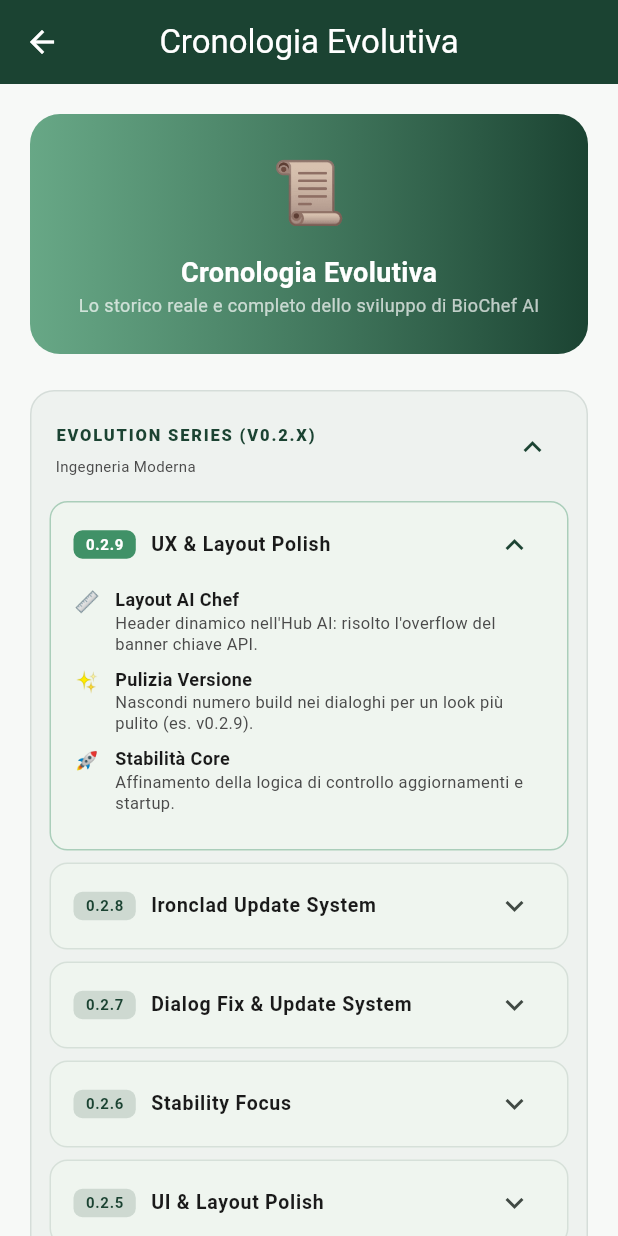
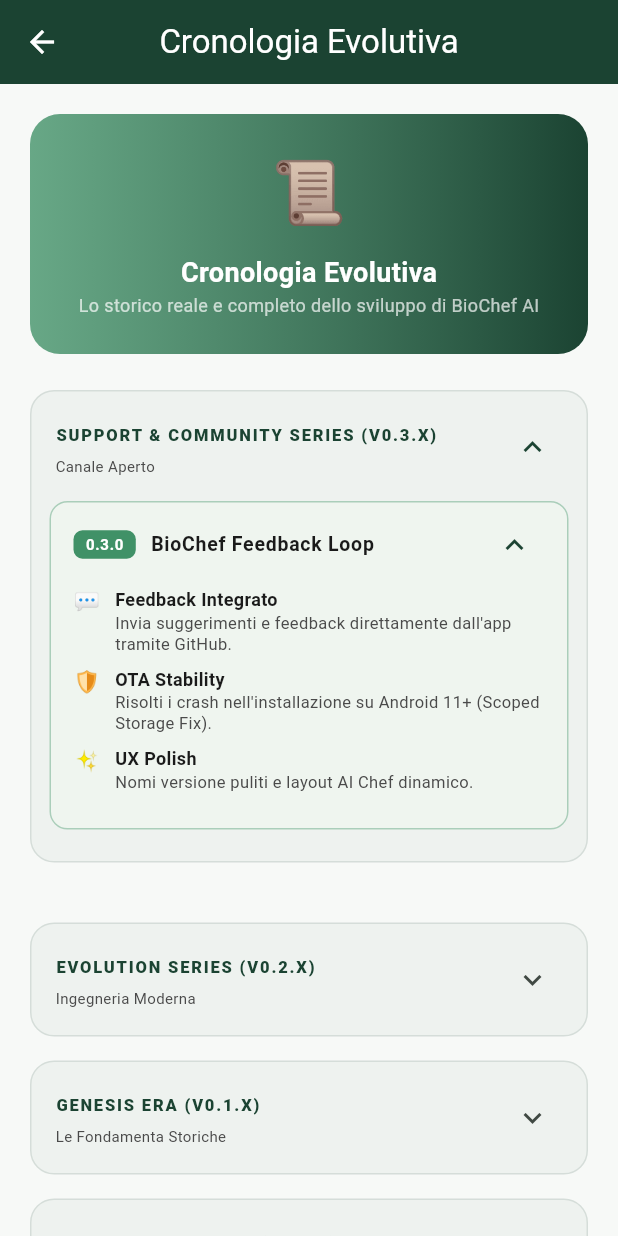
Before and after one commit to LonDave/biochef_app, a Flutter app: the SettingsScreen screen opened directly, after a tap on "Cronologia Versioni", on a phone screen of 412 x 824 dp. Run offline on Flutter 3.47's test engine with Material 3 defaults, Android fonts, the light colour scheme and no system bars; our stand-ins replace file_picker, hive, hive_flutter, package_info_plus, permission_handler, share_plus; missing offline and left inert: ota_update; accounts and stored records are empty; network calls fail.

```diff
--- a/lib/versions.dart
+++ b/lib/versions.dart
@@ -41,7 +41,30 @@
         children: [
           _buildHero(),
           const SizedBox(height: 24),
-          _buildEraGroup(context, 'Evolution Series (v0.2.x)', 'Ingegneria Moderna', true, [
+          _buildEraGroup(context, 'Support & Community Series (v0.3.x)', 'Canale Aperto', true, [
+            _buildVersionCard(context, '0.3.0', "BioChef Feedback Loop", [
+              _item(
+                context,
+                '💬',
+                'Feedback Integrato',
+                'Invia suggerimenti e feedback direttamente dall\'app tramite GitHub.',
+              ),
+              _item(
+                context,
+                '🛡️',
+                'OTA Stability',
+                'Risolti i crash nell\'installazione su Android 11+ (Scoped Storage Fix).',
+              ),
+              _item(
+                context,
+                '✨',
+                'UX Polish',
+                'Nomi versione puliti e layout AI Chef dinamico.',
+              ),
+            ], true),
+          ]),
+          const SizedBox(height: 24),
+          _buildEraGroup(context, 'Evolution Series (v0.2.x)', 'Ingegneria Moderna', false, [
             _buildVersionCard(context, '0.2.9', "UX & Layout Polish", [
               _item(
                 context,
@@ -61,7 +84,7 @@
                 'Stabilità Core',
                 'Affinamento della logica di controllo aggiornamenti e startup.',
               ),
-            ], true),
+            ], false),
             _buildVersionCard(context, '0.2.8', "Ironclad Update System", [
               _item(
                 context,
@@ -379,15 +402,21 @@
                   children: [
                     _buildNewsItem(
                       context,
-                      '📏',
-                      'Layout Dinamico',
-                      'L\'header dell\'AI Chef ora si auto-adatta senza più errori grafici.',
+                      '💬',
+                      'Feedback Loop',
+                      'Ora puoi inviare suggerimenti direttamente dall\'app via GitHub!',
                     ),
                     _buildNewsItem(
                       context,
-                      '✨',
-                      'UI Raffinata',
-                      'Badge versione puliti e senza più numeri di build superflui.',
+                      '🛡️',
+                      'Update Stabili',
+                      'Fix definitivi per i crash durante l\'installazione degli aggiornamenti.',
+                    ),
+                    _buildNewsItem(
+                      context,
+                      '🚀',
+                      'BioChef 0.3.0',
+                      'Benvenuto nella nuova serie focalizzata sulla community.',
                     ),
                     _buildNewsItem(
                       context,
--- a/pubspec.yaml
+++ b/pubspec.yaml
@@ -3,7 +3,7 @@
 publish_to: 'none'
 
 
-version: 0.2.9+1
+version: 0.3.0+1
 
 environment:
   sdk: ^3.11.4
@@ -24,6 +24,7 @@
   file_picker: ^11.0.2
   share_plus: ^12.0.0
   ota_update: ^7.1.0
+  url_launcher: ^6.3.1
 
 
 dev_dependencies:
```
Also changed, not shown: lib/settings_view.dart (+76 -0 lines), pubspec.lock, 1 other file.
